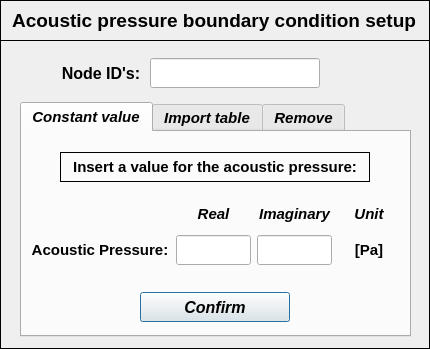
Above: pulse/interface/ui_files/model/setup/acoustic/acousticpressureInput.ui from open-pulse/OpenPulse before the change. Below: the same form after it.
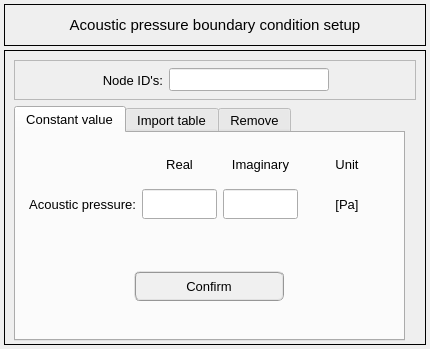
That is the form after the change. Icons and pictures are not drawn.

Commit message: Refactoring acoustic pressure-related UI files

The edit to the form file:
```diff
--- a/pulse/interface/ui_files/model/setup/acoustic/acousticpressureInput.ui
+++ b/pulse/interface/ui_files/model/setup/acoustic/acousticpressureInput.ui
@@ -44,35 +44,36 @@
   <property name="whatsThis">
    <string/>
   </property>
+  <layout class="QGridLayout" name="gridLayout_2">
+   <property name="leftMargin">
+    <number>4</number>
+   </property>
+   <property name="topMargin">
+    <number>4</number>
+   </property>
+   <property name="rightMargin">
+    <number>4</number>
+   </property>
+   <property name="bottomMargin">
+    <number>4</number>
+   </property>
+   <property name="spacing">
+    <number>4</number>
+   </property>
+   <item row="0" column="0">
   <widget class="QFrame" name="frame">
-   <property name="geometry">
-    <rect>
-     <x>0</x>
-     <y>0</y>
-     <width>430</width>
-     <height>41</height>
-    </rect>
-   </property>
    <property name="minimumSize">
     <size>
-     <width>430</width>
-     <height>0</height>
+       <width>0</width>
+       <height>42</height>
     </size>
    </property>
    <property name="maximumSize">
     <size>
      <width>430</width>
-     <height>16777215</height>
-    </size>
-   </property>
-   <property name="font">
-    <font>
-     <family>Arial</family>
-     <pointsize>10</pointsize>
-     <weight>75</weight>
-     <bold>true</bold>
-    </font>
-   </property>
+       <height>42</height>
+      </size>
+     </property>
    <property name="frameShape">
     <enum>QFrame::Box</enum>
    </property>
@@ -82,15 +83,21 @@
    <property name="lineWidth">
     <number>1</number>
    </property>
+     <layout class="QGridLayout" name="gridLayout">
+      <property name="leftMargin">
+       <number>0</number>
+      </property>
+      <property name="topMargin">
+       <number>0</number>
+      </property>
+      <property name="rightMargin">
+       <number>0</number>
+      </property>
+      <property name="bottomMargin">
+       <number>0</number>
+      </property>
+      <item row="0" column="0">
    <widget class="QLabel" name="label">
-    <property name="geometry">
-     <rect>
-      <x>4</x>
-      <y>6</y>
-      <width>420</width>
-      <height>30</height>
-     </rect>
-    </property>
     <property name="minimumSize">
      <size>
       <width>420</width>
@@ -105,15 +112,14 @@
     </property>
     <property name="font">
      <font>
-      <family>Arial</family>
-      <pointsize>12</pointsize>
-      <weight>75</weight>
-      <italic>false</italic>
-      <bold>true</bold>
-     </font>
-    </property>
+          <pointsize>11</pointsize>
+         </font>
+        </property>
+        <property name="styleSheet">
+         <string notr="true"/>
+        </property>
     <property name="text">
-     <string>&lt;html&gt;&lt;head/&gt;&lt;body&gt;&lt;p align=&quot;center&quot;&gt;&lt;span style=&quot; font-size:14pt; font-style:normal;&quot;&gt;Acoustic pressure boundary condition setup&lt;/span&gt;&lt;/p&gt;&lt;/body&gt;&lt;/html&gt;</string>
+         <string>Acoustic pressure boundary condition setup</string>
     </property>
     <property name="textFormat">
      <enum>Qt::AutoText</enum>
@@ -122,19 +128,15 @@
      <set>Qt::AlignCenter</set>
     </property>
    </widget>
-  </widget>
+      </item>
+     </layout>
+    </widget>
+   </item>
+   <item row="1" column="0">
   <widget class="QFrame" name="frame_2">
-   <property name="geometry">
-    <rect>
-     <x>0</x>
-     <y>40</y>
-     <width>430</width>
-     <height>309</height>
-    </rect>
-   </property>
    <property name="minimumSize">
     <size>
-     <width>430</width>
+       <width>0</width>
      <height>0</height>
     </size>
    </property>
@@ -150,15 +152,125 @@
    <property name="frameShadow">
     <enum>QFrame::Plain</enum>
    </property>
+     <layout class="QGridLayout" name="gridLayout_3">
+      <item row="0" column="0" colspan="2">
+       <widget class="QFrame" name="frame_3">
+        <property name="minimumSize">
+         <size>
+          <width>0</width>
+          <height>40</height>
+         </size>
+        </property>
+        <property name="frameShape">
+         <enum>QFrame::StyledPanel</enum>
+        </property>
+        <property name="frameShadow">
+         <enum>QFrame::Raised</enum>
+        </property>
+        <layout class="QGridLayout" name="gridLayout_4">
+         <property name="leftMargin">
+          <number>0</number>
+         </property>
+         <property name="topMargin">
+          <number>0</number>
+         </property>
+         <property name="rightMargin">
+          <number>0</number>
+         </property>
+         <property name="bottomMargin">
+          <number>0</number>
+         </property>
+         <item row="0" column="0">
+          <spacer name="horizontalSpacer_2">
+           <property name="orientation">
+            <enum>Qt::Horizontal</enum>
+           </property>
+           <property name="sizeHint" stdset="0">
+            <size>
+             <width>40</width>
+             <height>20</height>
+            </size>
+           </property>
+          </spacer>
+         </item>
+         <item row="0" column="1">
+          <widget class="QLabel" name="label_2">
+           <property name="minimumSize">
+            <size>
+             <width>0</width>
+             <height>30</height>
+            </size>
+           </property>
+           <property name="maximumSize">
+            <size>
+             <width>90</width>
+             <height>30</height>
+            </size>
+           </property>
+           <property name="font">
+            <font>
+             <pointsize>10</pointsize>
+            </font>
+           </property>
+           <property name="text">
+            <string>Node ID's:</string>
+           </property>
+           <property name="alignment">
+            <set>Qt::AlignRight|Qt::AlignTrailing|Qt::AlignVCenter</set>
+           </property>
+          </widget>
+         </item>
+         <item row="0" column="3">
+          <spacer name="horizontalSpacer_3">
+           <property name="orientation">
+            <enum>Qt::Horizontal</enum>
+           </property>
+           <property name="sizeHint" stdset="0">
+            <size>
+             <width>40</width>
+             <height>20</height>
+            </size>
+           </property>
+          </spacer>
+         </item>
+         <item row="0" column="2">
+          <widget class="QLineEdit" name="lineEdit_nodeID">
+           <property name="minimumSize">
+            <size>
+             <width>160</width>
+             <height>0</height>
+            </size>
+           </property>
+           <property name="maximumSize">
+            <size>
+             <width>160</width>
+             <height>16777215</height>
+            </size>
+           </property>
+           <property name="font">
+            <font>
+             <pointsize>10</pointsize>
+            </font>
+           </property>
+           <property name="focusPolicy">
+            <enum>Qt::ClickFocus</enum>
+           </property>
+           <property name="styleSheet">
+            <string notr="true">color: rgb(0, 0, 255);</string>
+           </property>
+           <property name="text">
+            <string/>
+           </property>
+           <property name="alignment">
+            <set>Qt::AlignCenter</set>
+           </property>
+          </widget>
+         </item>
+        </layout>
+       </widget>
+      </item>
+      <item row="1" column="0" colspan="2">
    <widget class="QTabWidget" name="tabWidget_acoustic_pressure">
-    <property name="geometry">
-     <rect>
-      <x>20</x>
-      <y>62</y>
-      <width>391</width>
-      <height>235</height>
-     </rect>
-    </property>
     <property name="minimumSize">
      <size>
       <width>391</width>
@@ -173,11 +285,7 @@
     </property>
     <property name="font">
      <font>
-      <family>Arial</family>
-      <pointsize>11</pointsize>
-      <weight>75</weight>
-      <italic>true</italic>
-      <bold>true</bold>
+          <pointsize>10</pointsize>
      </font>
     </property>
     <property name="currentIndex">
@@ -187,16 +295,203 @@
      <attribute name="title">
       <string>Constant value</string>
      </attribute>
-     <widget class="QWidget" name="gridLayoutWidget">
-      <property name="geometry">
-       <rect>
-        <x>8</x>
-        <y>66</y>
-        <width>370</width>
-        <height>71</height>
-       </rect>
-      </property>
-      <layout class="QGridLayout" name="gridLayout">
+         <layout class="QGridLayout" name="gridLayout_5">
+          <property name="leftMargin">
+           <number>4</number>
+          </property>
+          <property name="topMargin">
+           <number>4</number>
+          </property>
+          <property name="rightMargin">
+           <number>4</number>
+          </property>
+          <property name="bottomMargin">
+           <number>4</number>
+          </property>
+          <property name="spacing">
+           <number>4</number>
+          </property>
+          <item row="0" column="0">
+           <widget class="QFrame" name="frame_5">
+            <property name="frameShape">
+             <enum>QFrame::NoFrame</enum>
+            </property>
+            <property name="frameShadow">
+             <enum>QFrame::Raised</enum>
+            </property>
+            <layout class="QGridLayout" name="gridLayout_7">
+             <item row="0" column="1">
+              <widget class="QLabel" name="label_7">
+               <property name="minimumSize">
+                <size>
+                 <width>75</width>
+                 <height>25</height>
+                </size>
+               </property>
+               <property name="maximumSize">
+                <size>
+                 <width>75</width>
+                 <height>25</height>
+                </size>
+               </property>
+               <property name="font">
+                <font>
+                 <pointsize>10</pointsize>
+                 <weight>50</weight>
+                 <italic>false</italic>
+                 <bold>false</bold>
+                </font>
+               </property>
+               <property name="frameShape">
+                <enum>QFrame::NoFrame</enum>
+               </property>
+               <property name="frameShadow">
+                <enum>QFrame::Raised</enum>
+               </property>
+               <property name="text">
+                <string>Real</string>
+               </property>
+               <property name="alignment">
+                <set>Qt::AlignCenter</set>
+               </property>
+              </widget>
+             </item>
+             <item row="0" column="2">
+              <widget class="QLabel" name="label_8">
+               <property name="minimumSize">
+                <size>
+                 <width>75</width>
+                 <height>25</height>
+                </size>
+               </property>
+               <property name="maximumSize">
+                <size>
+                 <width>75</width>
+                 <height>25</height>
+                </size>
+               </property>
+               <property name="font">
+                <font>
+                 <pointsize>10</pointsize>
+                 <weight>50</weight>
+                 <italic>false</italic>
+                 <bold>false</bold>
+                </font>
+               </property>
+               <property name="frameShape">
+                <enum>QFrame::NoFrame</enum>
+               </property>
+               <property name="frameShadow">
+                <enum>QFrame::Raised</enum>
+               </property>
+               <property name="text">
+                <string>Imaginary</string>
+               </property>
+               <property name="alignment">
+                <set>Qt::AlignCenter</set>
+               </property>
+              </widget>
+             </item>
+             <item row="0" column="3">
+              <widget class="QLabel" name="label_5">
+               <property name="minimumSize">
+                <size>
+                 <width>50</width>
+                 <height>25</height>
+                </size>
+               </property>
+               <property name="maximumSize">
+                <size>
+                 <width>16777215</width>
+                 <height>25</height>
+                </size>
+               </property>
+               <property name="font">
+                <font>
+                 <pointsize>10</pointsize>
+                 <weight>50</weight>
+                 <italic>false</italic>
+                 <bold>false</bold>
+                </font>
+               </property>
+               <property name="frameShape">
+                <enum>QFrame::NoFrame</enum>
+               </property>
+               <property name="frameShadow">
+                <enum>QFrame::Raised</enum>
+               </property>
+               <property name="text">
+                <string>Unit</string>
+               </property>
+               <property name="alignment">
+                <set>Qt::AlignCenter</set>
+               </property>
+              </widget>
+             </item>
+             <item row="1" column="0">
+              <widget class="QLabel" name="label_6">
+               <property name="enabled">
+                <bool>true</bool>
+               </property>
+               <property name="minimumSize">
+                <size>
+                 <width>0</width>
+                 <height>30</height>
+                </size>
+               </property>
+               <property name="maximumSize">
+                <size>
+                 <width>140</width>
+                 <height>30</height>
+                </size>
+               </property>
+               <property name="font">
+                <font>
+                 <pointsize>10</pointsize>
+                 <italic>false</italic>
+                </font>
+               </property>
+               <property name="text">
+                <string>Acoustic pressure:</string>
+               </property>
+               <property name="alignment">
+                <set>Qt::AlignRight|Qt::AlignTrailing|Qt::AlignVCenter</set>
+               </property>
+              </widget>
+             </item>
+             <item row="1" column="1">
+              <widget class="QLineEdit" name="lineEdit_pressure_real">
+               <property name="minimumSize">
+                <size>
+                 <width>75</width>
+                 <height>30</height>
+                </size>
+               </property>
+               <property name="maximumSize">
+                <size>
+                 <width>75</width>
+                 <height>30</height>
+                </size>
+               </property>
+               <property name="font">
+                <font>
+                 <pointsize>10</pointsize>
+                 <weight>75</weight>
+                 <italic>true</italic>
+                 <bold>true</bold>
+                </font>
+               </property>
+               <property name="styleSheet">
+                <string notr="true">color: rgb(255, 0, 0);</string>
+               </property>
+               <property name="text">
+                <string/>
+               </property>
+               <property name="alignment">
+                <set>Qt::AlignCenter</set>
+               </property>
+              </widget>
+             </item>
        <item row="1" column="2">
         <widget class="QLineEdit" name="lineEdit_pressure_imag">
          <property name="minimumSize">
@@ -213,42 +508,7 @@
          </property>
          <property name="font">
           <font>
-           <family>Arial</family>
-           <pointsize>11</pointsize>
-           <weight>75</weight>
-           <italic>true</italic>
-           <bold>true</bold>
-          </font>
-         </property>
-         <property name="styleSheet">
-          <string notr="true">color: rgb(255, 0, 0);</string>
-         </property>
-         <property name="text">
-          <string/>
-         </property>
-         <property name="alignment">
-          <set>Qt::AlignCenter</set>
-         </property>
-        </widget>
-       </item>
-       <item row="1" column="1">
-        <widget class="QLineEdit" name="lineEdit_pressure_real">
-         <property name="minimumSize">
-          <size>
-           <width>75</width>
-           <height>30</height>
-          </size>
-         </property>
-         <property name="maximumSize">
-          <size>
-           <width>75</width>
-           <height>30</height>
-          </size>
-         </property>
-         <property name="font">
-          <font>
-           <family>Arial</family>
-           <pointsize>11</pointsize>
+                 <pointsize>10</pointsize>
            <weight>75</weight>
            <italic>true</italic>
            <bold>true</bold>
@@ -281,8 +541,7 @@
          </property>
          <property name="font">
           <font>
-           <family>Arial</family>
-           <pointsize>11</pointsize>
+                 <pointsize>10</pointsize>
            <italic>false</italic>
           </font>
          </property>
@@ -294,160 +553,32 @@
          </property>
         </widget>
        </item>
-       <item row="0" column="3">
-        <widget class="QLabel" name="label_5">
-         <property name="minimumSize">
-          <size>
-           <width>50</width>
-           <height>25</height>
-          </size>
-         </property>
-         <property name="maximumSize">
-          <size>
-           <width>16777215</width>
-           <height>25</height>
-          </size>
-         </property>
-         <property name="font">
-          <font>
-           <family>Arial</family>
-           <pointsize>11</pointsize>
-           <weight>75</weight>
-           <italic>true</italic>
-           <bold>true</bold>
-          </font>
-         </property>
-         <property name="frameShape">
-          <enum>QFrame::NoFrame</enum>
-         </property>
-         <property name="frameShadow">
-          <enum>QFrame::Raised</enum>
-         </property>
-         <property name="text">
-          <string>Unit</string>
-         </property>
-         <property name="alignment">
-          <set>Qt::AlignCenter</set>
-         </property>
-        </widget>
-       </item>
-       <item row="0" column="2">
-        <widget class="QLabel" name="label_8">
-         <property name="minimumSize">
-          <size>
-           <width>75</width>
-           <height>25</height>
-          </size>
-         </property>
-         <property name="maximumSize">
-          <size>
-           <width>75</width>
-           <height>25</height>
-          </size>
-         </property>
-         <property name="font">
-          <font>
-           <family>Arial</family>
-           <pointsize>11</pointsize>
-           <weight>75</weight>
-           <italic>true</italic>
-           <bold>true</bold>
-          </font>
-         </property>
-         <property name="frameShape">
-          <enum>QFrame::NoFrame</enum>
-         </property>
-         <property name="frameShadow">
-          <enum>QFrame::Raised</enum>
-         </property>
-         <property name="text">
-          <string>Imaginary</string>
-         </property>
-         <property name="alignment">
-          <set>Qt::AlignCenter</set>
-         </property>
-        </widget>
-       </item>
-       <item row="0" column="1">
-        <widget class="QLabel" name="label_7">
-         <property name="minimumSize">
-          <size>
-           <width>75</width>
-           <height>25</height>
-          </size>
-         </property>
-         <property name="maximumSize">
-          <size>
-           <width>75</width>
-           <height>25</height>
-          </size>
-         </property>
-         <property name="font">
-          <font>
-           <family>Arial</family>
-           <pointsize>11</pointsize>
-           <weight>75</weight>
-           <italic>true</italic>
-           <bold>true</bold>
-          </font>
-         </property>
-         <property name="frameShape">
-          <enum>QFrame::NoFrame</enum>
-         </property>
-         <property name="frameShadow">
-          <enum>QFrame::Raised</enum>
-         </property>
-         <property name="text">
-          <string>Real</string>
-         </property>
-         <property name="alignment">
-          <set>Qt::AlignCenter</set>
-         </property>
-        </widget>
-       </item>
-       <item row="1" column="0">
-        <widget class="QLabel" name="label_6">
-         <property name="enabled">
-          <bool>true</bool>
-         </property>
-         <property name="minimumSize">
-          <size>
-           <width>140</width>
-           <height>30</height>
-          </size>
-         </property>
-         <property name="maximumSize">
-          <size>
-           <width>140</width>
-           <height>30</height>
-          </size>
-         </property>
-         <property name="font">
-          <font>
-           <family>Arial</family>
-           <pointsize>11</pointsize>
-           <italic>false</italic>
-          </font>
-         </property>
-         <property name="text">
-          <string>Acoustic Pressure:</string>
-         </property>
-         <property name="alignment">
-          <set>Qt::AlignCenter</set>
-         </property>
-        </widget>
-       </item>
-      </layout>
-     </widget>
+            </layout>
+           </widget>
+          </item>
+          <item row="1" column="0">
+           <widget class="QFrame" name="frame_4">
+            <property name="minimumSize">
+             <size>
+              <width>0</width>
+              <height>40</height>
+             </size>
+            </property>
+            <property name="maximumSize">
+             <size>
+              <width>16777215</width>
+              <height>16777215</height>
+             </size>
+            </property>
+            <property name="frameShape">
+             <enum>QFrame::NoFrame</enum>
+            </property>
+            <property name="frameShadow">
+             <enum>QFrame::Raised</enum>
+            </property>
+            <layout class="QGridLayout" name="gridLayout_6">
+             <item row="0" column="0">
      <widget class="QPushButton" name="pushButton_constant_value_confirm">
-      <property name="geometry">
-       <rect>
-        <x>118</x>
-        <y>160</y>
-        <width>150</width>
-        <height>30</height>
-       </rect>
-      </property>
       <property name="minimumSize">
        <size>
         <width>150</width>
@@ -462,76 +593,68 @@
       </property>
       <property name="font">
        <font>
-        <family>Arial</family>
-        <pointsize>12</pointsize>
-        <weight>75</weight>
-        <italic>true</italic>
-        <bold>true</bold>
-       </font>
-      </property>
+                 <pointsize>10</pointsize>
+                </font>
+               </property>
+               <property name="styleSheet">
+                <string notr="true">QPushButton{border-radius: 6px; border-color: rgb(150, 150, 150); border-style: ridge; border-width: 2px; color: rgb(0, 0, 0); background-color: rgb(240, 240, 240)}
+QPushButton:hover{border-radius: 6px; border-color: rgb(0, 170, 255); border-style: ridge; border-width: 2px; color: rgb(0, 0, 0); background-color: rgba(174, 213, 255, 100)}
+QPushButton:pressed{border-radius: 6px; border-color: rgb(0, 170, 255); border-style: ridge; border-width: 2px; color: rgb(0, 0, 0); background-color: rgb(174, 213, 255)}
+QPushButton:disabled{border-radius: 6px; border-color: rgb(150, 150, 150); border-style: ridge; border-width: 0px; color: rgb(150,150, 150); background-color: rgb(220, 220, 220)}</string>
+               </property>
       <property name="text">
        <string>Confirm</string>
       </property>
      </widget>
-     <widget class="QLabel" name="label_20">
-      <property name="enabled">
-       <bool>true</bool>
-      </property>
-      <property name="geometry">
-       <rect>
-        <x>38</x>
-        <y>20</y>
-        <width>310</width>
-        <height>30</height>
-       </rect>
-      </property>
-      <property name="minimumSize">
-       <size>
-        <width>310</width>
-        <height>30</height>
-       </size>
-      </property>
-      <property name="maximumSize">
-       <size>
-        <width>310</width>
-        <height>30</height>
-       </size>
-      </property>
-      <property name="font">
-       <font>
-        <family>Arial</family>
-        <pointsize>11</pointsize>
-        <weight>75</weight>
-        <italic>false</italic>
-        <bold>true</bold>
-       </font>
-      </property>
-      <property name="frameShape">
-       <enum>QFrame::Box</enum>
-      </property>
-      <property name="text">
-       <string>Insert a value for the acoustic pressure:</string>
-      </property>
-      <property name="alignment">
-       <set>Qt::AlignCenter</set>
-      </property>
-     </widget>
+             </item>
+            </layout>
+           </widget>
+          </item>
+         </layout>
     </widget>
     <widget class="QWidget" name="tab_table_values">
      <attribute name="title">
       <string>Import table</string>
      </attribute>
-     <widget class="QToolButton" name="toolButton_load_table">
+         <layout class="QGridLayout" name="gridLayout_10">
+          <item row="0" column="0" colspan="2">
+           <widget class="QLineEdit" name="line_load_table_path">
       <property name="enabled">
        <bool>true</bool>
       </property>
-      <property name="geometry">
-       <rect>
-        <x>308</x>
-        <y>74</y>
-        <width>65</width>
+            <property name="minimumSize">
+             <size>
+              <width>287</width>
         <height>30</height>
-       </rect>
+             </size>
+            </property>
+            <property name="maximumSize">
+             <size>
+              <width>287</width>
+              <height>30</height>
+             </size>
+            </property>
+            <property name="font">
+             <font>
+              <family>Arial</family>
+              <pointsize>10</pointsize>
+              <weight>50</weight>
+              <italic>true</italic>
+              <bold>false</bold>
+             </font>
+            </property>
+            <property name="styleSheet">
+             <string notr="true">color: rgb(0, 0, 255);</string>
+            </property>
+            <property name="alignment">
+             <set>Qt::AlignCenter</set>
+            </property>
+           </widget>
+          </item>
+          <item row="0" column="2">
+           <widget class="QPushButton" name="pushButton_load_table">
+            <property name="enabled">
+             <bool>true</bool>
       </property>
       <property name="sizePolicy">
        <sizepolicy hsizetype="Expanding" vsizetype="Fixed">
@@ -553,96 +676,36 @@
       </property>
       <property name="font">
        <font>
-        <family>Arial</family>
-        <pointsize>11</pointsize>
-        <weight>75</weight>
-        <italic>true</italic>
-        <bold>true</bold>
-       </font>
-      </property>
+              <pointsize>10</pointsize>
+             </font>
+            </property>
+            <property name="toolTip">
+             <string>&lt;html&gt;&lt;head/&gt;&lt;body&gt;&lt;p&gt;&lt;span style=&quot; font-weight:400; font-style:normal;&quot;&gt;Select a table of values to be imported&lt;/span&gt;&lt;/p&gt;&lt;/body&gt;&lt;/html&gt;</string>
+            </property>
+            <property name="styleSheet">
+             <string notr="true">QPushButton{border-radius: 6px; border-color: rgb(150, 150, 150); border-style: ridge; border-width: 2px; color: rgb(0, 0, 0); background-color: rgb(240, 240, 240)}
+QPushButton:hover{border-radius: 6px; border-color: rgb(0, 170, 255); border-style: ridge; border-width: 2px; color: rgb(0, 0, 0); background-color: rgba(174, 213, 255, 100)}
+QPushButton:pressed{border-radius: 6px; border-color: rgb(0, 170, 255); border-style: ridge; border-width: 2px; color: rgb(0, 0, 0); background-color: rgb(174, 213, 255)}
+QPushButton:disabled{border-radius: 6px; border-color: rgb(150, 150, 150); border-style: ridge; border-width: 0px; color: rgb(150,150, 150); background-color: rgb(220, 220, 220)}</string>
+            </property>
       <property name="text">
        <string>Search</string>
       </property>
-      <property name="autoRaise">
-       <bool>false</bool>
-      </property>
-      <property name="arrowType">
-       <enum>Qt::NoArrow</enum>
-      </property>
-     </widget>
-     <widget class="QLineEdit" name="line_load_table_path">
-      <property name="enabled">
-       <bool>true</bool>
-      </property>
-      <property name="geometry">
-       <rect>
-        <x>16</x>
-        <y>74</y>
-        <width>287</width>
-        <height>30</height>
-       </rect>
-      </property>
+           </widget>
+          </item>
+          <item row="1" column="0">
+           <widget class="QLabel" name="label_9">
       <property name="minimumSize">
        <size>
-        <width>287</width>
-        <height>30</height>
+              <width>160</width>
+              <height>25</height>
        </size>
       </property>
       <property name="maximumSize">
        <size>
-        <width>287</width>
-        <height>30</height>
-       </size>
-      </property>
-      <property name="font">
-       <font>
-        <family>Arial</family>
-        <pointsize>10</pointsize>
-        <weight>50</weight>
-        <italic>true</italic>
-        <bold>false</bold>
-       </font>
-      </property>
-      <property name="styleSheet">
-       <string notr="true">color: rgb(0, 0, 255);</string>
-      </property>
-      <property name="alignment">
-       <set>Qt::AlignCenter</set>
-      </property>
-     </widget>
-     <widget class="QPushButton" name="pushButton_table_values_confirm">
-      <property name="geometry">
-       <rect>
-        <x>118</x>
-        <y>160</y>
-        <width>150</width>
-        <height>30</height>
-       </rect>
-      </property>
-      <property name="font">
-       <font>
-        <family>Arial</family>
-        <pointsize>12</pointsize>
-        <weight>75</weight>
-        <italic>true</italic>
-        <bold>true</bold>
-       </font>
-      </property>
-      <property name="text">
-       <string>Confirm</string>
-      </property>
-     </widget>
-     <widget class="QLabel" name="label_19">
-      <property name="enabled">
-       <bool>true</bool>
-      </property>
-      <property name="geometry">
-       <rect>
-        <x>36</x>
-        <y>22</y>
-        <width>312</width>
-        <height>30</height>
-       </rect>
+              <width>160</width>
+              <height>25</height>
+             </size>
       </property>
       <property name="font">
        <font>
@@ -653,80 +716,60 @@
         <bold>true</bold>
        </font>
       </property>
-      <property name="frameShape">
-       <enum>QFrame::Box</enum>
-      </property>
       <property name="text">
-       <string>Select a table of values to be imported:</string>
+             <string>Header rows to skip:</string>
       </property>
       <property name="alignment">
        <set>Qt::AlignCenter</set>
       </property>
      </widget>
+          </item>
+          <item row="1" column="1">
      <widget class="QSpinBox" name="spinBox">
-      <property name="geometry">
-       <rect>
-        <x>234</x>
-        <y>118</y>
-        <width>42</width>
-        <height>25</height>
-       </rect>
+            <property name="alignment">
+             <set>Qt::AlignCenter</set>
       </property>
       <property name="maximum">
        <number>10</number>
       </property>
      </widget>
-     <widget class="QLabel" name="label_9">
-      <property name="geometry">
-       <rect>
-        <x>72</x>
-        <y>118</y>
-        <width>160</width>
-        <height>25</height>
-       </rect>
-      </property>
-      <property name="minimumSize">
-       <size>
-        <width>160</width>
-        <height>25</height>
-       </size>
-      </property>
-      <property name="maximumSize">
-       <size>
-        <width>160</width>
-        <height>25</height>
-       </size>
-      </property>
+          </item>
+          <item row="2" column="0" colspan="2">
+           <widget class="QPushButton" name="pushButton_table_values_confirm">
       <property name="font">
        <font>
-        <family>Arial</family>
-        <pointsize>11</pointsize>
-        <weight>75</weight>
-        <italic>false</italic>
-        <bold>true</bold>
-       </font>
-      </property>
+              <pointsize>10</pointsize>
+             </font>
+            </property>
+            <property name="styleSheet">
+             <string notr="true">QPushButton{border-radius: 6px; border-color: rgb(150, 150, 150); border-style: ridge; border-width: 2px; color: rgb(0, 0, 0); background-color: rgb(240, 240, 240)}
+QPushButton:hover{border-radius: 6px; border-color: rgb(0, 170, 255); border-style: ridge; border-width: 2px; color: rgb(0, 0, 0); background-color: rgba(174, 213, 255, 100)}
+QPushButton:pressed{border-radius: 6px; border-color: rgb(0, 170, 255); border-style: ridge; border-width: 2px; color: rgb(0, 0, 0); background-color: rgb(174, 213, 255)}
+QPushButton:disabled{border-radius: 6px; border-color: rgb(150, 150, 150); border-style: ridge; border-width: 0px; color: rgb(150,150, 150); background-color: rgb(220, 220, 220)}</string>
+            </property>
       <property name="text">
-       <string>Header rows to skip:</string>
-      </property>
-      <property name="alignment">
-       <set>Qt::AlignCenter</set>
-      </property>
-     </widget>
+             <string>Confirm</string>
+            </property>
+           </widget>
+          </item>
+         </layout>
     </widget>
     <widget class="QWidget" name="tab_remove">
      <attribute name="title">
       <string>Remove</string>
      </attribute>
+         <layout class="QGridLayout" name="gridLayout_8">
+          <item row="0" column="0" colspan="2">
+           <widget class="QFrame" name="frame_6">
+            <property name="frameShape">
+             <enum>QFrame::StyledPanel</enum>
+            </property>
+            <property name="frameShadow">
+             <enum>QFrame::Raised</enum>
+            </property>
+            <layout class="QGridLayout" name="gridLayout_9">
+             <item row="0" column="0">
      <widget class="QTreeWidget" name="treeWidget_acoustic_pressure">
-      <property name="geometry">
-       <rect>
-        <x>52</x>
-        <y>42</y>
-        <width>282</width>
-        <height>120</height>
-       </rect>
-      </property>
       <property name="minimumSize">
        <size>
         <width>282</width>
@@ -783,92 +826,12 @@
        </property>
       </column>
      </widget>
-     <widget class="QPushButton" name="pushButton_remove_bc_confirm">
-      <property name="geometry">
-       <rect>
-        <x>214</x>
-        <y>170</y>
-        <width>100</width>
-        <height>30</height>
-       </rect>
-      </property>
-      <property name="minimumSize">
-       <size>
-        <width>100</width>
-        <height>30</height>
-       </size>
-      </property>
-      <property name="maximumSize">
-       <size>
-        <width>100</width>
-        <height>30</height>
-       </size>
-      </property>
-      <property name="font">
-       <font>
-        <family>Arial</family>
-        <pointsize>12</pointsize>
-        <weight>75</weight>
-        <italic>true</italic>
-        <bold>true</bold>
-       </font>
-      </property>
-      <property name="text">
-       <string>Remove</string>
-      </property>
-     </widget>
-     <widget class="QLabel" name="label_29">
-      <property name="geometry">
-       <rect>
-        <x>18</x>
-        <y>6</y>
-        <width>347</width>
-        <height>30</height>
-       </rect>
-      </property>
-      <property name="minimumSize">
-       <size>
-        <width>0</width>
-        <height>30</height>
-       </size>
-      </property>
-      <property name="maximumSize">
-       <size>
-        <width>16777215</width>
-        <height>30</height>
-       </size>
-      </property>
-      <property name="font">
-       <font>
-        <family>Arial</family>
-        <pointsize>11</pointsize>
-        <weight>75</weight>
-        <italic>false</italic>
-        <bold>true</bold>
-       </font>
-      </property>
-      <property name="frameShape">
-       <enum>QFrame::Box</enum>
-      </property>
-      <property name="text">
-       <string>Select a node to remove the acoustic presure:</string>
-      </property>
-      <property name="textFormat">
-       <enum>Qt::AutoText</enum>
-      </property>
-      <property name="alignment">
-       <set>Qt::AlignCenter</set>
-      </property>
-     </widget>
+             </item>
+            </layout>
+           </widget>
+          </item>
+          <item row="2" column="0">
      <widget class="QPushButton" name="pushButton_reset">
-      <property name="geometry">
-       <rect>
-        <x>72</x>
-        <y>170</y>
-        <width>100</width>
-        <height>30</height>
-       </rect>
-      </property>
       <property name="minimumSize">
        <size>
         <width>100</width>
@@ -883,15 +846,14 @@
       </property>
       <property name="font">
        <font>
-        <family>Arial</family>
-        <pointsize>12</pointsize>
-        <weight>75</weight>
-        <italic>true</italic>
-        <bold>true</bold>
+              <pointsize>10</pointsize>
        </font>
       </property>
       <property name="styleSheet">
-       <string notr="true">background-color: rgb(125, 255, 245);</string>
+             <string notr="true">QPushButton{border-radius: 6px; border-color: rgb(150, 150, 150); border-style: ridge; border-width: 2px; color: rgb(0, 0, 0); background-color: rgb(240, 240, 240)}
+QPushButton:hover{border-radius: 6px; border-color: rgb(0, 170, 255); border-style: ridge; border-width: 2px; color: rgb(0, 0, 0); background-color: rgba(174, 213, 255, 100)}
+QPushButton:pressed{border-radius: 6px; border-color: rgb(0, 170, 255); border-style: ridge; border-width: 2px; color: rgb(0, 0, 0); background-color: rgb(174, 213, 255)}
+QPushButton:disabled{border-radius: 6px; border-color: rgb(150, 150, 150); border-style: ridge; border-width: 0px; color: rgb(150,150, 150); background-color: rgb(220, 220, 220)}</string>
       </property>
       <property name="text">
        <string>Reset</string>
@@ -900,89 +862,55 @@
        <bool>false</bool>
       </property>
      </widget>
-    </widget>
-   </widget>
-   <widget class="QLineEdit" name="lineEdit_nodeID">
-    <property name="geometry">
-     <rect>
-      <x>150</x>
-      <y>18</y>
-      <width>170</width>
-      <height>30</height>
-     </rect>
-    </property>
+          </item>
+          <item row="2" column="1">
+           <widget class="QPushButton" name="pushButton_remove_bc_confirm">
     <property name="minimumSize">
      <size>
-      <width>170</width>
-      <height>0</height>
+              <width>100</width>
+              <height>30</height>
      </size>
     </property>
     <property name="maximumSize">
      <size>
-      <width>170</width>
-      <height>16777215</height>
+              <width>100</width>
+              <height>30</height>
      </size>
     </property>
     <property name="font">
      <font>
-      <family>Arial</family>
-      <pointsize>11</pointsize>
-      <weight>75</weight>
-      <italic>true</italic>
-      <bold>true</bold>
-     </font>
-    </property>
-    <property name="focusPolicy">
-     <enum>Qt::ClickFocus</enum>
-    </property>
+              <pointsize>10</pointsize>
+             </font>
+            </property>
     <property name="styleSheet">
-     <string notr="true">color: rgb(0, 0, 255);</string>
+             <string notr="true">QPushButton{border-radius: 6px; border-color: rgb(150, 150, 150); border-style: ridge; border-width: 2px; color: rgb(0, 0, 0); background-color: rgb(240, 240, 240)}
+QPushButton:hover{border-radius: 6px; border-color: rgb(0, 170, 255); border-style: ridge; border-width: 2px; color: rgb(0, 0, 0); background-color: rgba(174, 213, 255, 100)}
+QPushButton:pressed{border-radius: 6px; border-color: rgb(0, 170, 255); border-style: ridge; border-width: 2px; color: rgb(0, 0, 0); background-color: rgb(174, 213, 255)}
+QPushButton:disabled{border-radius: 6px; border-color: rgb(150, 150, 150); border-style: ridge; border-width: 0px; color: rgb(150,150, 150); background-color: rgb(220, 220, 220)}</string>
     </property>
     <property name="text">
-     <string/>
-    </property>
-    <property name="alignment">
-     <set>Qt::AlignCenter</set>
-    </property>
-   </widget>
-   <widget class="QLabel" name="label_2">
-    <property name="geometry">
-     <rect>
-      <x>56</x>
-      <y>18</y>
-      <width>90</width>
-      <height>30</height>
-     </rect>
-    </property>
-    <property name="minimumSize">
-     <size>
-      <width>90</width>
-      <height>30</height>
-     </size>
-    </property>
-    <property name="maximumSize">
-     <size>
-      <width>90</width>
-      <height>30</height>
-     </size>
-    </property>
-    <property name="font">
-     <font>
-      <family>Arial</family>
-      <pointsize>12</pointsize>
-      <weight>75</weight>
-      <italic>false</italic>
-      <bold>true</bold>
-     </font>
-    </property>
-    <property name="text">
-     <string>Node ID's:</string>
-    </property>
-    <property name="alignment">
-     <set>Qt::AlignCenter</set>
-    </property>
-   </widget>
-  </widget>
+             <string>Remove</string>
+            </property>
+           </widget>
+          </item>
+          <item row="1" column="0">
+           <widget class="QFrame" name="frame_7">
+            <property name="frameShape">
+             <enum>QFrame::StyledPanel</enum>
+            </property>
+            <property name="frameShadow">
+             <enum>QFrame::Raised</enum>
+            </property>
+           </widget>
+          </item>
+         </layout>
+        </widget>
+       </widget>
+      </item>
+     </layout>
+    </widget>
+   </item>
+  </layout>
  </widget>
  <tabstops>
   <tabstop>tabWidget_acoustic_pressure</tabstop>
```
Left out of the diff: 5 changed lines with no effect on the pictures. Lines whose indentation alone changed are shown as unchanged. The commit also changes 44 other files.
